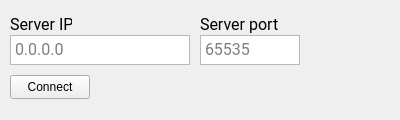
Old version of the form client/connectwindow.ui in the repository 23vbq/tv-managing-system.
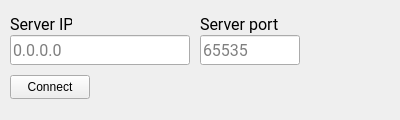
New version of the form.

Commit message: [C] ConnectWindow: Allow only numbers for port input

Patch:
```diff
--- a/client/connectwindow.ui
+++ b/client/connectwindow.ui
@@ -51,28 +51,6 @@
      <enum>Qt::AutoText</enum>
     </property>
    </widget>
-   <widget class="QPlainTextEdit" name="ipTextEdit">
-    <property name="geometry">
-     <rect>
-      <x>10</x>
-      <y>35</y>
-      <width>180</width>
-      <height>30</height>
-     </rect>
-    </property>
-    <property name="font">
-     <font>
-      <family>Roboto</family>
-      <pointsize>12</pointsize>
-     </font>
-    </property>
-    <property name="tabChangesFocus">
-     <bool>true</bool>
-    </property>
-    <property name="placeholderText">
-     <string>0.0.0.0</string>
-    </property>
-   </widget>
    <widget class="QLabel" name="label_2">
     <property name="geometry">
      <rect>
@@ -95,31 +73,6 @@
      <enum>Qt::AutoText</enum>
     </property>
    </widget>
-   <widget class="QPlainTextEdit" name="portTextEdit">
-    <property name="geometry">
-     <rect>
-      <x>200</x>
-      <y>35</y>
-      <width>100</width>
-      <height>30</height>
-     </rect>
-    </property>
-    <property name="font">
-     <font>
-      <family>Roboto</family>
-      <pointsize>12</pointsize>
-     </font>
-    </property>
-    <property name="inputMethodHints">
-     <set>Qt::ImhDigitsOnly</set>
-    </property>
-    <property name="tabChangesFocus">
-     <bool>true</bool>
-    </property>
-    <property name="placeholderText">
-     <string>65535</string>
-    </property>
-   </widget>
    <widget class="QPushButton" name="connectButton">
     <property name="geometry">
      <rect>
@@ -133,6 +86,50 @@
      <string>Connect</string>
     </property>
    </widget>
+   <widget class="QLineEdit" name="ipLineEdit">
+    <property name="geometry">
+     <rect>
+      <x>10</x>
+      <y>35</y>
+      <width>180</width>
+      <height>30</height>
+     </rect>
+    </property>
+    <property name="font">
+     <font>
+      <family>Roboto</family>
+      <pointsize>12</pointsize>
+     </font>
+    </property>
+    <property name="placeholderText">
+     <string>0.0.0.0</string>
+    </property>
+   </widget>
+   <widget class="QLineEdit" name="portLineEdit">
+    <property name="geometry">
+     <rect>
+      <x>200</x>
+      <y>35</y>
+      <width>100</width>
+      <height>30</height>
+     </rect>
+    </property>
+    <property name="font">
+     <font>
+      <family>Roboto</family>
+      <pointsize>12</pointsize>
+     </font>
+    </property>
+    <property name="inputMethodHints">
+     <set>Qt::ImhDigitsOnly</set>
+    </property>
+    <property name="maxLength">
+     <number>5</number>
+    </property>
+    <property name="placeholderText">
+     <string>65535</string>
+    </property>
+   </widget>
   </widget>
  </widget>
  <resources/>
```
The commit also changes 2 other files.
